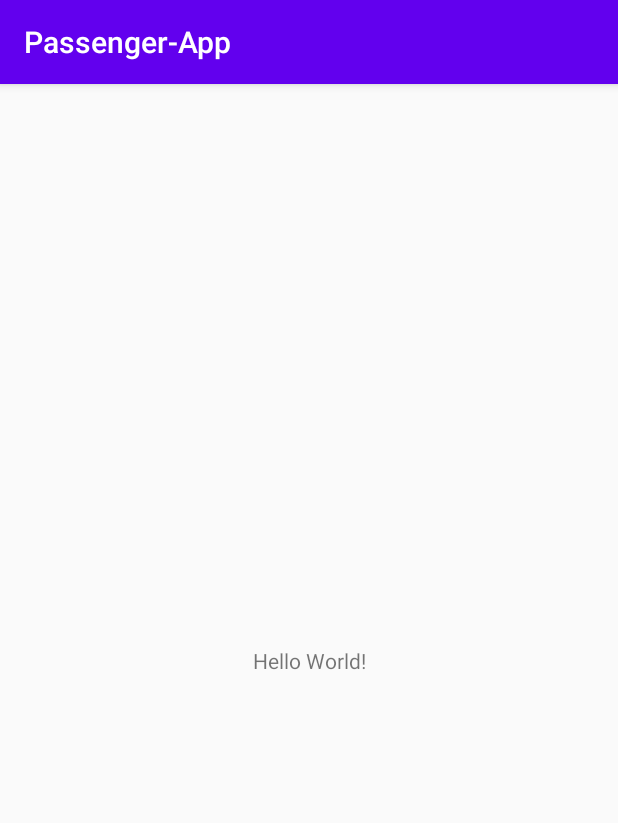
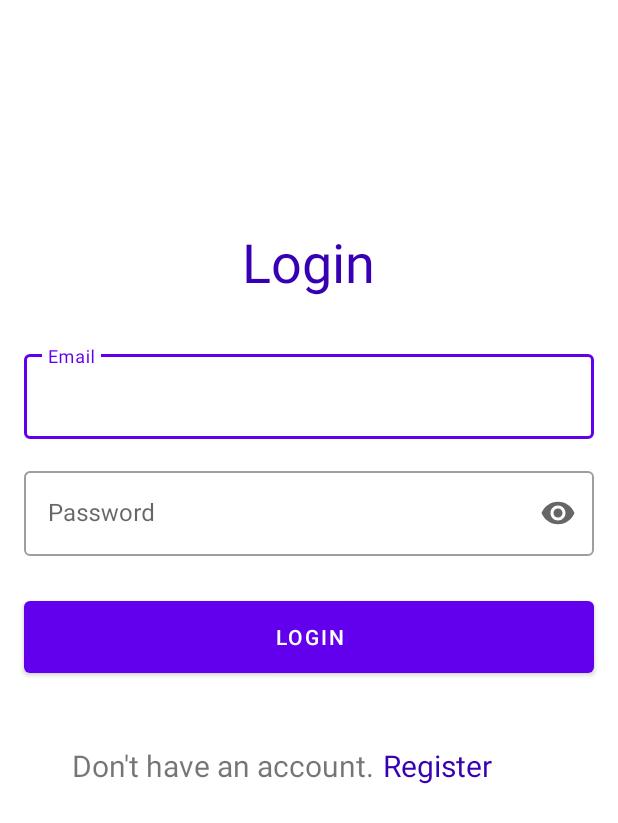
Before and after one commit to The-Fuse/Passenger-App, an Android app: the screen it shows after launch (MainActivity before the commit, Login after it), on a phone screen of 412 x 824 dp. Shown: the top 823 px of the screen. Run offline under Robolectric (Android 15) with nearby library versions, the phone set to English and light mode, and no system bars; our stand-ins replace Firebase (no records; nobody signed in at launch, a user with empty details on screens opened directly).

Commit message:
Added Login And registration

```diff
--- a/app/src/main/AndroidManifest.xml
+++ b/app/src/main/AndroidManifest.xml
@@ -9,6 +9,8 @@
         android:roundIcon="@mipmap/ic_launcher_round"
         android:supportsRtl="true"
         android:theme="@style/AppTheme">
+        <activity android:name=".Registration"></activity>
+        <activity android:name=".Login" />
         <activity android:name=".MainActivity">
             <intent-filter>
                 <action android:name="android.intent.action.MAIN" />
--- /dev/null
+++ b/app/src/main/java/com/example/passenger_app/Login.kt
@@ -0,0 +1,44 @@
+package com.example.passenger_app
+
+import android.content.Intent
+import androidx.appcompat.app.AppCompatActivity
+import android.os.Bundle
+import com.example.passenger_app.MainActivity
+import com.example.passenger_app.R
+import com.google.android.material.snackbar.Snackbar
+import com.google.firebase.auth.FirebaseAuth
+import kotlinx.android.synthetic.main.activity_login.*
+
+class Login : AppCompatActivity() {
+    override fun onCreate(savedInstanceState: Bundle?) {
+        super.onCreate(savedInstanceState)
+        setContentView(R.layout.activity_login)
+        supportActionBar?.hide()
+        registrationtransfer.setOnClickListener {
+            val intent = Intent(this,Registration::class.java)
+            startActivity(intent)
+            finish()
+        }
+        button.setOnClickListener {
+            login()
+        }
+    }
+    private fun login(){
+        val email = login_email.text.toString()
+        val password = login_password.text.toString()
+        if (email.isEmpty() || password.isEmpty()){
+            Snackbar.make(button, "Please Fill out the field!!", Snackbar.LENGTH_SHORT).show()
+            return
+        }
+        FirebaseAuth.getInstance().signInWithEmailAndPassword(email,password)
+            .addOnCompleteListener {
+                Snackbar.make(button, "Logged in Successfully !!", Snackbar.LENGTH_SHORT).show()
+                val intent = Intent(this, MainActivity::class.java)
+                intent.flags =
+                    Intent.FLAG_ACTIVITY_CLEAR_TASK.or(Intent.FLAG_ACTIVITY_NEW_TASK)
+
+                startActivity(intent)
+                finish()
+            }
+    }
+}
--- a/app/src/main/java/com/example/passenger_app/MainActivity.kt
+++ b/app/src/main/java/com/example/passenger_app/MainActivity.kt
@@ -1,11 +1,38 @@
 package com.example.passenger_app
 
+import android.content.Intent
+import android.graphics.Color
+import android.graphics.drawable.ColorDrawable
 import androidx.appcompat.app.AppCompatActivity
 import android.os.Bundle
+import com.google.android.material.snackbar.Snackbar
+import com.google.firebase.auth.ktx.auth
+import com.google.firebase.firestore.ktx.firestore
+import com.google.firebase.ktx.Firebase
+import kotlinx.android.synthetic.main.activity_main.*
 
 class MainActivity : AppCompatActivity() {
     override fun onCreate(savedInstanceState: Bundle?) {
         super.onCreate(savedInstanceState)
         setContentView(R.layout.activity_main)
+        supportActionBar?.setBackgroundDrawable(ColorDrawable(Color.parseColor("#ffffff")))
+        val user = Firebase.auth.currentUser
+        if (user != null){
+            Snackbar.make(button2, "Logged in Successfully !!", Snackbar.LENGTH_SHORT).show()
+        }else {
+            val intent = Intent(this, Login::class.java)
+            startActivity(intent)
+            finish()
+        }
+        val db = Firebase.firestore
+        val uid = user?.uid.toString()
+        val ref = db.collection("Passengers").document(uid)
+        ref.get()
+            .addOnSuccessListener { document ->
+                if (document !=null){
+                    val username = document.get("name")
+                    supportActionBar?.setTitle("Hello $username")
+                }
+            }
     }
 }
--- /dev/null
+++ b/app/src/main/res/layout/activity_login.xml
@@ -0,0 +1,110 @@
+<?xml version="1.0" encoding="utf-8"?>
+<androidx.constraintlayout.widget.ConstraintLayout xmlns:android="http://schemas.android.com/apk/res/android"
+    xmlns:app="http://schemas.android.com/apk/res-auto"
+    xmlns:tools="http://schemas.android.com/tools"
+    android:layout_width="match_parent"
+    android:layout_height="match_parent"
+    tools:context=".Login">
+    <TextView
+        android:id="@+id/textView"
+        android:layout_width="wrap_content"
+        android:layout_height="wrap_content"
+        android:layout_marginTop="150dp"
+        android:text="@string/login"
+        android:textColor="@color/design_default_color_primary_dark"
+        android:textSize="36sp"
+        app:layout_constraintEnd_toEndOf="parent"
+        app:layout_constraintHorizontal_bias="0.498"
+        app:layout_constraintStart_toStartOf="parent"
+        app:layout_constraintTop_toTopOf="parent" />
+
+    <com.google.android.material.textfield.TextInputLayout
+        android:id="@+id/loginemail"
+        android:layout_width="match_parent"
+        style="@style/Widget.MaterialComponents.TextInputLayout.OutlinedBox"
+        android:layout_height="wrap_content"
+        android:layout_marginStart="16dp"
+        android:layout_marginLeft="16dp"
+        android:layout_marginTop="32dp"
+        android:layout_marginEnd="16dp"
+        android:layout_marginRight="16dp"
+        android:hint="Email"
+        app:endIconMode="clear_text"
+        app:layout_constraintEnd_toEndOf="parent"
+        app:layout_constraintStart_toStartOf="parent"
+        app:layout_constraintTop_toBottomOf="@+id/textView">
+
+        <com.google.android.material.textfield.TextInputEditText
+            android:id="@+id/login_email"
+            android:inputType="textEmailAddress"
+            android:layout_width="match_parent"
+            android:layout_height="wrap_content" />
+
+    </com.google.android.material.textfield.TextInputLayout>
+
+    <com.google.android.material.textfield.TextInputLayout
+        android:id="@+id/loginpassword"
+        android:layout_width="match_parent"
+        android:layout_height="wrap_content"
+        android:layout_marginStart="16dp"
+        style="@style/Widget.MaterialComponents.TextInputLayout.OutlinedBox"
+        android:layout_marginLeft="16dp"
+        app:endIconMode="password_toggle"
+        android:layout_marginTop="16dp"
+        android:layout_marginEnd="16dp"
+        android:layout_marginRight="16dp"
+        android:hint="@string/password"
+        app:layout_constraintEnd_toEndOf="parent"
+        app:layout_constraintStart_toStartOf="parent"
+        app:layout_constraintTop_toBottomOf="@+id/loginemail">
+
+        <com.google.android.material.textfield.TextInputEditText
+            android:layout_width="match_parent"
+            android:id="@+id/login_password"
+            android:inputType="textPassword"
+            android:layout_height="wrap_content" />
+
+    </com.google.android.material.textfield.TextInputLayout>
+
+    <Button
+        android:id="@+id/button"
+        android:layout_width="match_parent"
+        android:layout_height="60dp"
+        android:layout_marginStart="16dp"
+        android:layout_marginLeft="16dp"
+        android:layout_marginTop="24dp"
+        android:layout_marginEnd="16dp"
+        android:layout_marginRight="16dp"
+        android:text="@string/login"
+        app:layout_constraintEnd_toEndOf="parent"
+        app:layout_constraintStart_toStartOf="parent"
+        app:layout_constraintTop_toBottomOf="@+id/loginpassword" />
+
+    <TextView
+        android:id="@+id/textView2"
+        android:layout_width="wrap_content"
+        android:layout_height="wrap_content"
+        android:text="@string/don_t_have_an_account"
+        android:textSize="20sp"
+        app:layout_constraintBottom_toBottomOf="parent"
+        app:layout_constraintEnd_toStartOf="@+id/registrationtransfer"
+        app:layout_constraintHorizontal_bias="0.897"
+        app:layout_constraintStart_toStartOf="parent"
+        app:layout_constraintTop_toBottomOf="@+id/button"
+        app:layout_constraintVertical_bias="0.123" />
+
+    <TextView
+        android:id="@+id/registrationtransfer"
+        android:layout_width="wrap_content"
+        android:layout_height="wrap_content"
+        android:layout_marginEnd="84dp"
+        android:layout_marginRight="84dp"
+        android:text="Register"
+        android:textColor="@color/design_default_color_primary_dark"
+        android:textSize="20sp"
+        app:layout_constraintBottom_toBottomOf="parent"
+        app:layout_constraintEnd_toEndOf="parent"
+        app:layout_constraintTop_toBottomOf="@+id/button"
+        app:layout_constraintVertical_bias="0.123" />
+
+</androidx.constraintlayout.widget.ConstraintLayout>
--- a/app/src/main/res/layout/activity_main.xml
+++ b/app/src/main/res/layout/activity_main.xml
@@ -6,13 +6,13 @@
     android:layout_height="match_parent"
     tools:context=".MainActivity">
 
-    <TextView
+    <Button
+        android:id="@+id/button2"
         android:layout_width="wrap_content"
         android:layout_height="wrap_content"
-        android:text="Hello World!"
+        android:text="Button"
         app:layout_constraintBottom_toBottomOf="parent"
-        app:layout_constraintLeft_toLeftOf="parent"
-        app:layout_constraintRight_toRightOf="parent"
+        app:layout_constraintEnd_toEndOf="parent"
+        app:layout_constraintStart_toStartOf="parent"
         app:layout_constraintTop_toTopOf="parent" />
-
 </androidx.constraintlayout.widget.ConstraintLayout>
--- a/app/src/main/res/values/strings.xml
+++ b/app/src/main/res/values/strings.xml
@@ -1,3 +1,7 @@
 <resources>
     <string name="app_name">Passenger-App</string>
+    <string name="login">Login</string>
+    <string name="password">Password</string>
+    <string name="don_t_have_an_account">Don\'t have an account.</string>
+    <string name="username">Username</string>
 </resources>
--- a/app/src/main/res/values/styles.xml
+++ b/app/src/main/res/values/styles.xml
@@ -1,6 +1,6 @@
 <resources>
     <!-- Base application theme. -->
-    <style name="AppTheme" parent="Theme.AppCompat.Light.DarkActionBar">
+    <style name="AppTheme" parent="Theme.MaterialComponents.Light">
         <!-- Customize your theme here. -->
         <item name="colorPrimary">@color/colorPrimary</item>
         <item name="colorPrimaryDark">@color/colorPrimaryDark</item>
--- a/build.gradle
+++ b/build.gradle
@@ -8,6 +8,7 @@ buildscript {
     dependencies {
         classpath "com.android.tools.build:gradle:4.0.1"
         classpath "org.jetbrains.kotlin:kotlin-gradle-plugin:$kotlin_version"
+        classpath 'com.google.gms:google-services:4.3.3'
 
         // NOTE: Do not place your application dependencies here; they belong
         // in the individual module build.gradle files
```
Also changed, not shown: app/build.gradle (+10 -3 lines), app/src/main/java/com/example/passenger_app/Registration.kt (added, +73 -0 lines), app/src/main/res/layout/activity_registration.xml (added, +133 -0 lines), 1 other file.
